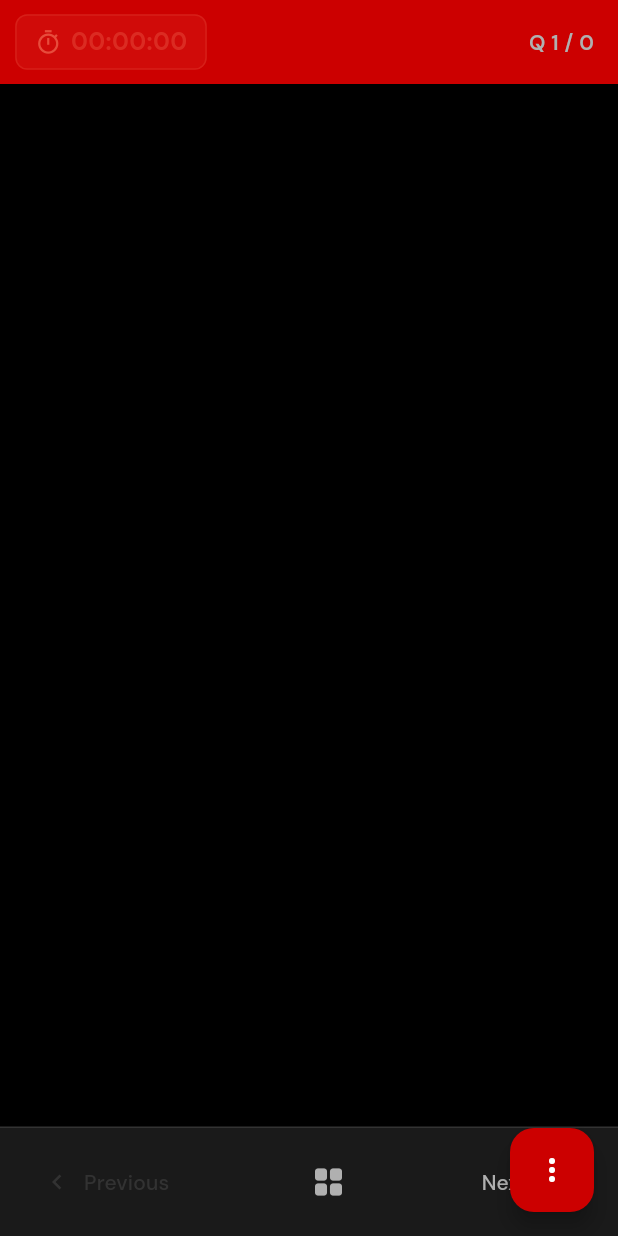
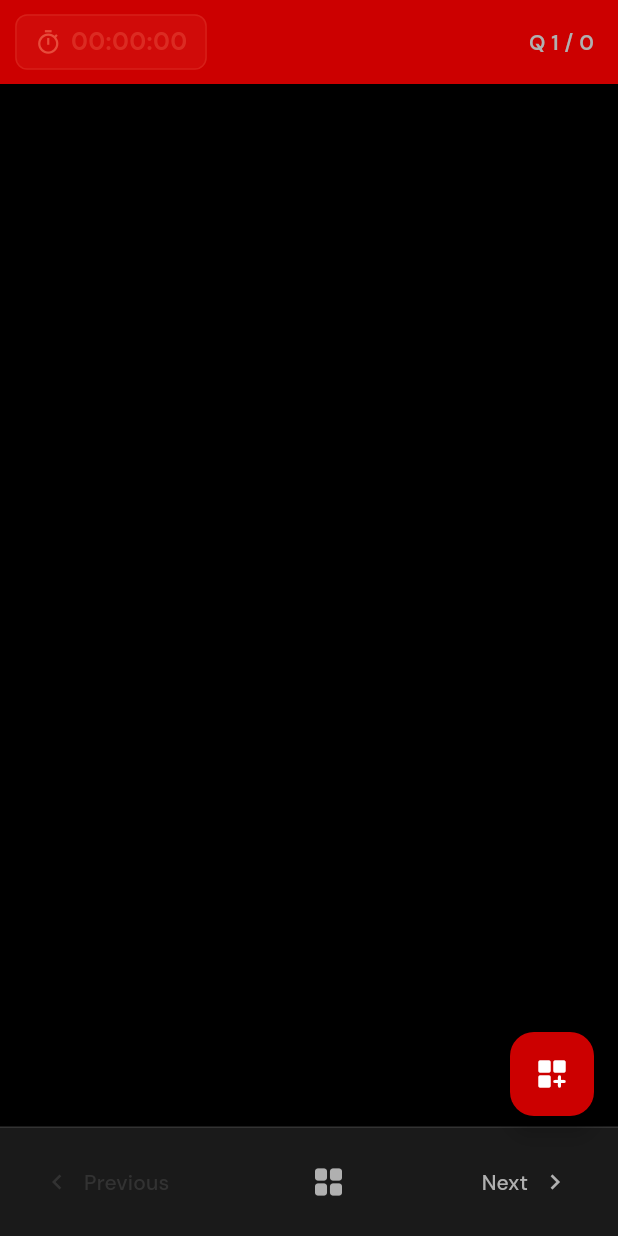
Before and after one commit to abokidev/achievamobile, a Flutter app: the ExamScreen screen opened by its route, on a phone screen of 412 x 824 dp. Run offline on Flutter 3.47's test engine with Material 3 defaults, Android fonts, the phone set to English and light mode, and no system bars; our stand-ins replace camera, flutter_secure_storage, google_fonts; missing offline and left inert: screen_protector; accounts and stored records are empty.

Commit message:
fix: Replace gold accent with red, reposition FAB above bottom bar, use premium icon
- Change accent color from gold (#F7941D) to red (#E60000) for consistent red+black theme
- Move FAB from Scaffold's floatingActionButton to a Positioned widget above the bottom bar
- Replace three-dot icon with dashboard_customize_rounded for a more premium look
- Differentiate FAB menu reload icon color from submit to avoid visual sameness

https://claude.ai/code/session_0157KEGwg1jHkMiGTfczfTMu

```diff
--- a/lib/core/constants/colors.dart
+++ b/lib/core/constants/colors.dart
@@ -5,8 +5,8 @@ class AppColors {
 
   static const Color primary = Color(0xFFCC0000);
   static const Color primaryLight = Color(0xFFE60000);
-  static const Color accent = Color(0xFFF7941D);
-  static const Color accentDark = Color(0xFFC97300);
+  static const Color accent = Color(0xFFE60000);
+  static const Color accentDark = Color(0xFF990000);
   static const Color background = Color(0xFF000000);
   static const Color surface = Color(0xFF1A1A1A);
   static const Color surface2 = Color(0xFF2A2A2A);
--- a/lib/features/exam/screens/exam_screen.dart
+++ b/lib/features/exam/screens/exam_screen.dart
@@ -264,10 +264,10 @@ class _ExamScreenState extends State<ExamScreen> with WidgetsBindingObserver {
                   leading: Container(
                     padding: const EdgeInsets.all(10),
                     decoration: BoxDecoration(
-                      color: AppColors.accent.withOpacity(0.15),
+                      color: AppColors.textSecondary.withOpacity(0.1),
                       borderRadius: BorderRadius.circular(12),
                     ),
-                    child: const Icon(Icons.refresh_rounded, color: AppColors.accent),
+                    child: const Icon(Icons.refresh_rounded, color: AppColors.textSecondary),
                   ),
                   title: const Text('Reload Page', style: TextStyle(color: AppColors.textPrimary, fontWeight: FontWeight.w600)),
                   subtitle: const Text('Refresh current question', style: TextStyle(color: AppColors.textMuted)),
@@ -404,6 +404,17 @@ class _ExamScreenState extends State<ExamScreen> with WidgetsBindingObserver {
                     ),
                   ],
                 ),
+                // FAB positioned above the bottom bar
+                Positioned(
+                  right: 16,
+                  bottom: 80 + MediaQuery.of(context).padding.bottom,
+                  child: FloatingActionButton(
+                    onPressed: _showFabMenu,
+                    backgroundColor: AppColors.primary,
+                    elevation: 6,
+                    child: const Icon(Icons.dashboard_customize_rounded, color: AppColors.textPrimary),
+                  ),
+                ),
                 // Left exam warning overlay
                 if (_showLeftWarning)
                   Positioned.fill(
@@ -433,12 +444,6 @@ class _ExamScreenState extends State<ExamScreen> with WidgetsBindingObserver {
                   ),
               ],
             ),
-            // FAB with menu (submit + reload)
-            floatingActionButton: FloatingActionButton(
-              onPressed: _showFabMenu,
-              backgroundColor: AppColors.primary,
-              child: const Icon(Icons.more_vert_rounded, color: AppColors.textPrimary),
-            ),
           ),
         );
       },
```
